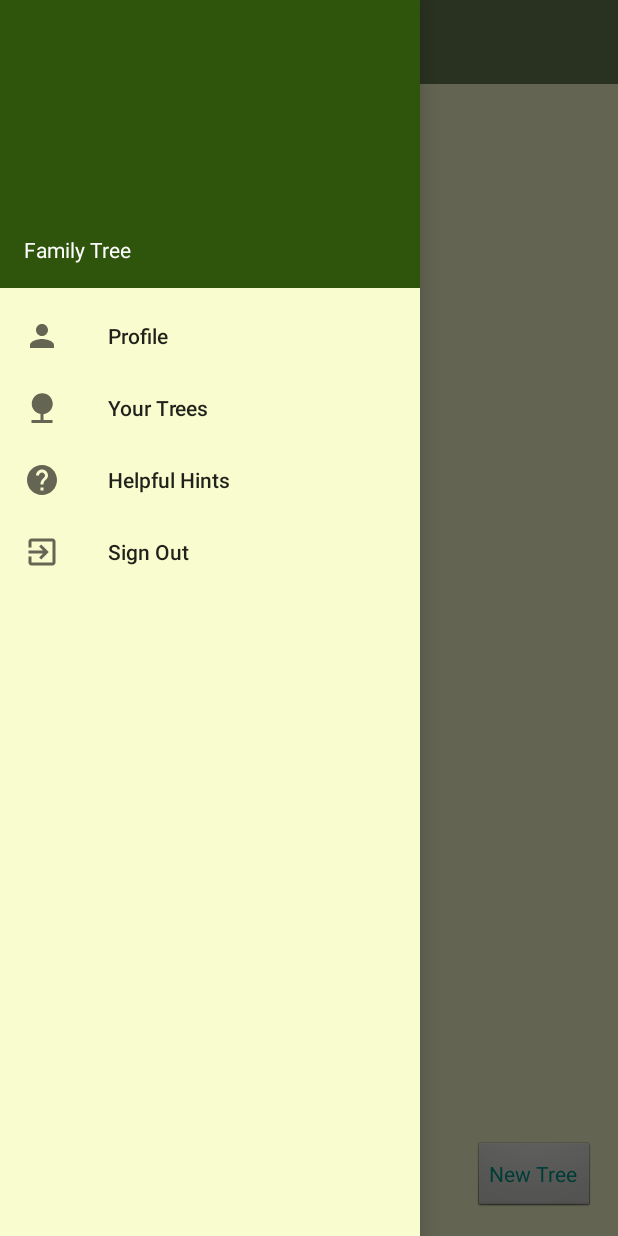
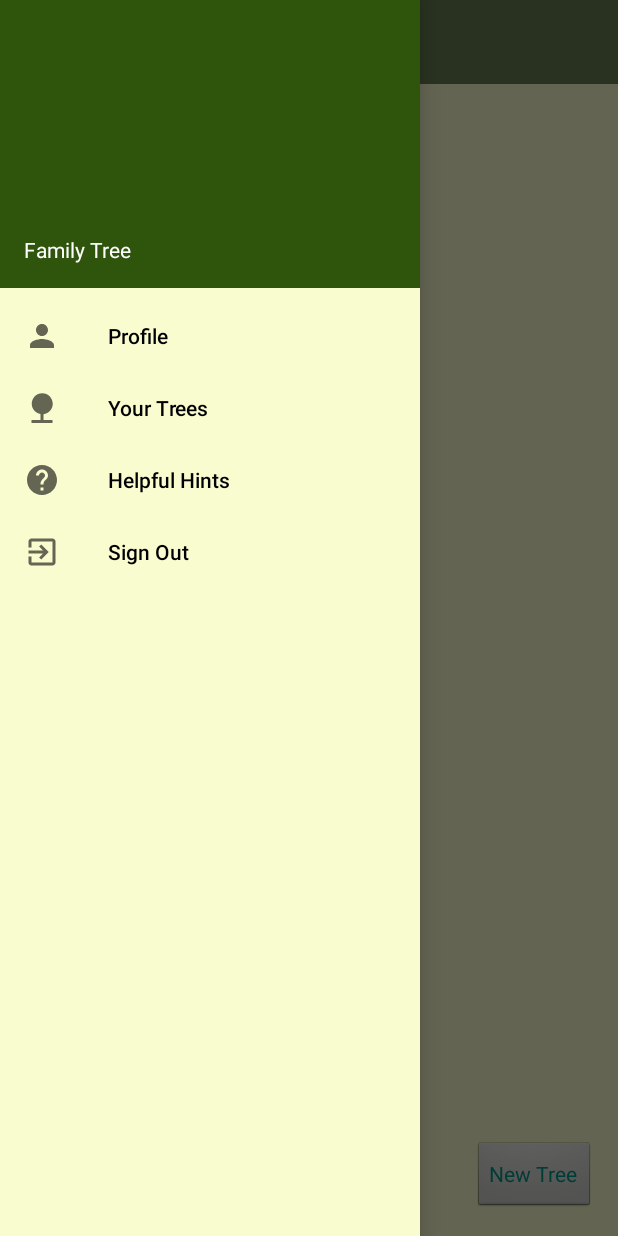
Before and after one commit to Michael-Salato-DU/FamilyTree, an Android app: the MainActivity screen opened directly, with no data from a screen before it, with the side drawer open, on a phone screen of 412 x 824 dp. Run offline under Robolectric (Android 15) with nearby library versions, the phone set to English and light mode, and no system bars; libraries missing offline, so code that uses them is left out: io.realm; 3 statements that could not run were skipped.

Commit message:
Fixed bugs v1.2

```diff
--- a/app/src/main/res/values/colors.xml
+++ b/app/src/main/res/values/colors.xml
@@ -9,4 +9,5 @@
     <color name="status_bar">#0b3c5d</color>
     <color name="buttoncolor">#009688</color>
     <color name="EditTextColor">#F3F5DF</color>
+    <color name="text_color_primary">#dd000000</color>
 </resources>
--- a/app/src/main/res/values/styles.xml
+++ b/app/src/main/res/values/styles.xml
@@ -3,39 +3,10 @@
     <style name="AppThemeNoActionBar" parent="Theme.AppCompat.Light.NoActionBar"/>
     <style name="AppTheme" parent="Theme.AppCompat.Light"/>
 
-    <!--<style name="AppTheme.NoActionBar">-->
-        <!--<item name="windowActionBar">false</item>-->
-        <!--<item name="windowNoTitle">true</item>-->
-    <!--</style>-->
-
-    <!--<style name="AppTheme.AppBarOverlay" parent="ThemeOverlay.AppCompat.Dark.ActionBar" />-->
-
-    <!--<style name="AppTheme.PopupOverlay" parent="ThemeOverlay.AppCompat.Light" />-->
-
-    <!--<style name="BestDamTheme" parent="Theme.AppCompat" >-->
-        <!--<item name="android:colorBackground" tools:ignore="PrivateResource">@color/background_material_light</item>-->
-        <!--<item name="android:statusBarColor">@color/status_bar</item>-->
-        <!--<item name="colorAccent">@color/colorPrimary</item>-->
-        <!--<item name="android:textColorPrimary">@android:color/white</item>-->
-        <!--<item name="android:navigationBarColor">@color/status_bar</item>-->
-        <!--<item name="android:textColorSecondary">@android:color/white</item>-->
-        <!--<item name="colorPrimary">@color/colorPrimary</item>-->
-        <!--<item name="android:textColorSecondaryInverse">@color/buttonfill</item>-->
-    <!--</style>-->
-
-    <!--<style name="BestDamThemeNoToolbar" parent="Theme.AppCompat.NoActionBar">-->
-        <!--<item name="android:colorBackground" tools:ignore="PrivateResource">@color/background_material_light</item>-->
-        <!--<item name="android:statusBarColor">@color/status_bar</item>-->
-        <!--<item name="colorAccent">@color/colorPrimary</item>-->
-        <!--<item name="android:textColorPrimary">@android:color/white</item>-->
-        <!--<item name="android:navigationBarColor">@color/status_bar</item>-->
-        <!--<item name="android:textColorSecondary">@android:color/white</item>-->
-        <!--<item name="colorPrimary">@color/colorPrimary</item>-->
-        <!--<item name="android:textColorSecondaryInverse">@color/buttonfill</item>-->
-    <!--</style>-->
     <style name="LoginTheme" parent="AppTheme" >
         <item name="colorPrimary">@color/colorPrimary</item>
         <item name="colorPrimaryDark">@color/colorPrimaryDark</item>
+        <item name="textColorPrimary">@android:color/black</item>
         <item name="colorAccent">@color/colorAccent</item>
         <item name="android:colorBackground">@color/background_material_light</item>
         <item name="android:buttonStyle">@style/ButtonColor</item>
@@ -61,6 +32,7 @@
         <item name="android:editTextColor">@color/EditTextColor</item>
         <item name="android:autoCompleteTextViewStyle">@style/autoCompleteTextViewStyle</item>
         <item name="colorButtonNormal">@color/buttoncolor</item>
+        <item name="android:textColorPrimary">@android:color/black</item>
     </style>
 
 </resources>
```
